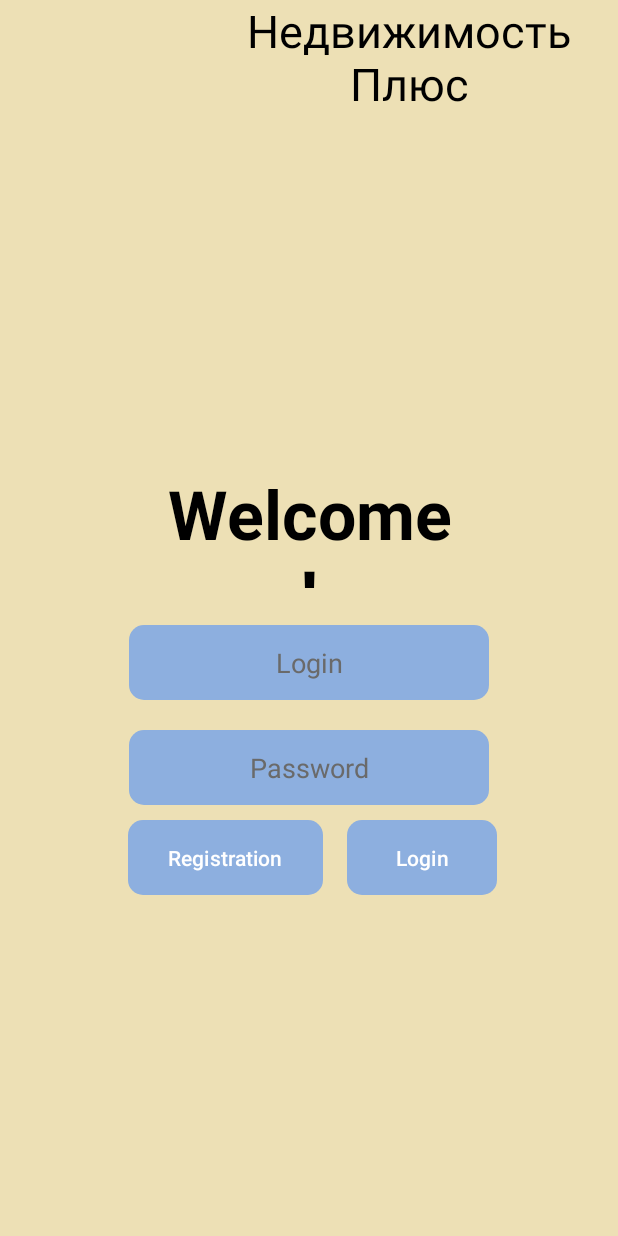
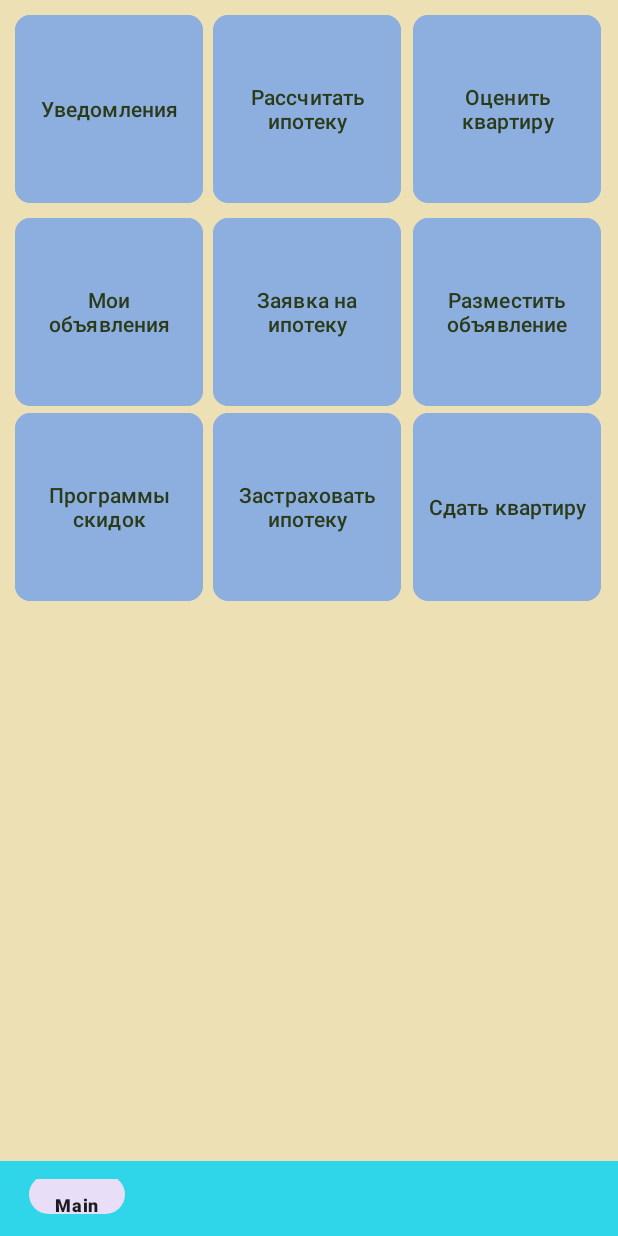
Before and after one commit to EscaperFromReality/CoureseWorkAndroid, an Android app: the screen it shows after launch (MainActivity), on a phone screen of 412 x 824 dp. Run offline under Robolectric (Android 15) with nearby library versions, the phone set to English and light mode, and no system bars.

Commit message:
3 version of course work

```diff
--- a/app/src/main/java/com/example/coureseworkandroid/MainActivity.kt
+++ b/app/src/main/java/com/example/coureseworkandroid/MainActivity.kt
@@ -1,19 +1,11 @@
 package com.example.coureseworkandroid
 
+import android.R
 import android.os.Bundle
-import androidx.activity.enableEdgeToEdge
 import androidx.appcompat.app.AppCompatActivity
-import androidx.core.view.ViewCompat
-import androidx.core.view.WindowInsetsCompat
 import androidx.navigation.NavController
-import androidx.navigation.fragment.NavHostFragment
 import com.example.coureseworkandroid.databinding.ActivityMainBinding
-import androidx.navigation.ui.setupWithNavController
-import androidx.navigation.fragment.findNavController
-import androidx.navigation.ui.NavigationUI
-import org.jsoup.Jsoup
-import org.jsoup.nodes.Document
-import org.jsoup.nodes.Element
+import com.google.android.material.bottomnavigation.BottomNavigationView
 
 
 class MainActivity : AppCompatActivity() {
@@ -25,9 +17,10 @@ class MainActivity : AppCompatActivity() {
     override fun onCreate(savedInstanceState: Bundle?) {
         super.onCreate(savedInstanceState)
         _binding = ActivityMainBinding.inflate(layoutInflater)
-        setContentView(R.layout.fragment_auth)
+        //setContentView(R.layout.activity_registration)
+        //setContentView(R.layout.fragment_main)
         //setContentView(R.layout.activity_main)
-        //setContentView(mBinding.root)
+        setContentView(mBinding.root)
         //val navHostFragment = supportFragmentManager.findFragmentById(R.id.nav_host_fragment) as NavHostFragment
         //navController = navHostFragment.navController
         //NavigationUI.setupActionBarWithNavController(this, navController)
--- /dev/null
+++ b/app/src/main/res/drawable/border.xml
@@ -0,0 +1,10 @@
+<!-- res/drawable/border.xml -->
+<shape xmlns:tools="http://schemas.android.com/tools"
+    xmlns:android="http://schemas.android.com/apk/res/android"
+    tools:ignore="ExtraText">
+    <solid android:color="@android:color/transparent"/> <!-- Цвет фона -->
+    <stroke
+        android:width="2dp"/>  <!-- Ширина обводки -->
+    android:color="@color/black"/> <!-- Цвет обводки -->
+    <corners android:radius="10dp"/> <!-- Радиус углов (если нужно) -->
+</shape>
--- a/app/src/main/res/drawable/rounded_button.xml
+++ b/app/src/main/res/drawable/rounded_button.xml
@@ -1,6 +1,20 @@
 <?xml version="1.0" encoding="utf-8"?>
-<shape xmlns:android="http://schemas.android.com/apk/res/android"
-    android:shape="rectangle">
-    <corners android:radius="10dp"/>
-    <solid android:color="@color/blue"/>
-</shape>
+<layer-list xmlns:android="http://schemas.android.com/apk/res/android">
+    <!-- Фон кнопки -->
+    <item>
+        <shape android:shape="rectangle">
+            <solid android:color="@color/blue"/> <!-- Цвет фона кнопки -->
+            <corners android:radius="10dp"/> <!-- Радиус скругления углов -->
+        </shape>
+    </item>
+    <!-- Обводка -->
+    <item android:bottom="0dp" android:left="0dp" android:right="0dp" android:top="0dp">
+        <shape android:shape="rectangle">
+            <solid android:color="@android:color/transparent"/> <!-- Прозрачный фон -->
+            <stroke
+                android:width="2dp"/> <!-- Ширина обводки -->
+            android:color="@android:color/holo_blue_dark"/> <!-- Цвет обводки -->
+            <corners android:radius="10dp"/> <!-- Радиус скругления углов -->
+        </shape>
+    </item>
+</layer-list>
--- a/app/src/main/res/drawable/rounded_exittext_background.xml
+++ b/app/src/main/res/drawable/rounded_exittext_background.xml
@@ -1,7 +1,20 @@
 <?xml version="1.0" encoding="utf-8"?>
-<shape xmlns:android="http://schemas.android.com/apk/res/android"
-    android:shape="rectangle">
-    <corners android:radius="10dp"/> <!-- Замените значение на нужное для радиуса -->
-    <solid android:color="@color/blue"/> <!-- Замените цвет на нужный -->
-    <padding android:left="10dp" android:top="10dp" android:right="10dp" android:bottom="10dp"/> <!-- Опционально: добавьте отступы -->
-</shape>
+<layer-list xmlns:android="http://schemas.android.com/apk/res/android">
+    <!-- Фон EditText -->
+    <item>
+        <shape android:shape="rectangle">
+            <solid android:color="@color/blue"/> <!-- Цвет фона EditText -->
+            <corners android:radius="10dp"/> <!-- Радиус скругления углов -->
+        </shape>
+    </item>
+    <!-- Обводка -->
+    <item android:bottom="0dp" android:left="0dp" android:right="0dp" android:top="0dp">
+        <shape android:shape="rectangle">
+            <solid android:color="@android:color/transparent"/> <!-- Прозрачный фон -->
+            <stroke
+                android:width="2dp"/> <!-- Ширина обводки -->
+            android:color="@android:color/holo_blue_dark"/> <!-- Цвет обводки -->
+            <corners android:radius="10dp"/> <!-- Радиус скругления углов -->
+        </shape>
+    </item>
+</layer-list>
--- a/app/src/main/res/layout/activity_main.xml
+++ b/app/src/main/res/layout/activity_main.xml
@@ -22,8 +22,11 @@
             android:layout_height="match_parent"
             android:name="androidx.navigation.fragment.NavHostFragment"
             app:defaultNavHost="true"
+            android:visibility="visible"
+            android:padding="0dp"
             app:navGraph="@navigation/nav_graph"
-            tools:layout="@layout/fragment_auth" />
+            tools:layout="@layout/fragment_auth"
+            />
 
     </FrameLayout>
 
@@ -31,8 +34,10 @@
         android:id="@+id/bottom_nav_menu"
         android:layout_width="match_parent"
         android:layout_height="50dp"
+        android:foregroundGravity="fill"
         android:background="@color/tint"
         android:visibility="visible"
+        android:padding="0dp"
         app:layout_constraintBottom_toBottomOf="parent"
         app:layout_constraintEnd_toEndOf="parent"
         app:layout_constraintStart_toStartOf="parent"
--- a/app/src/main/res/layout/fragment_auth.xml
+++ b/app/src/main/res/layout/fragment_auth.xml
@@ -54,8 +54,9 @@
         android:id="@+id/imageView"
         android:layout_width="73dp"
         android:layout_height="72dp"
-        android:contentDescription="@string/app_name"
-        />
+        android:layout_marginTop="20dp"
+        android:layout_marginStart="20dp"
+        android:contentDescription="@string/app_name" />
 
     <TextView
         android:id="@+id/textView2"
@@ -63,6 +64,7 @@
         android:layout_height="72dp"
         android:layout_marginStart="160dp"
         android:gravity="center"
+        android:layout_marginTop="20dp"
         android:text="Недвижимость Плюс"
         android:textColor="@color/black"
         android:textSize="30sp" />
--- a/app/src/main/res/layout/fragment_main.xml
+++ b/app/src/main/res/layout/fragment_main.xml
@@ -6,10 +6,106 @@
     android:background="@color/sand"
     tools:context=".ui.main.MainFragment">
 
-    <!-- TODO: Update blank fragment layout -->
-    <TextView
-        android:layout_width="match_parent"
-        android:layout_height="match_parent"
-        android:text="mainFragment" />
+    <Button
+        android:id="@+id/mainFragButton1"
+        android:layout_width="125dp"
+        android:layout_height="125dp"
+        android:background="@drawable/rounded_button"
+        android:text="Уведомления"
+        android:textColor="@color/darkGreen"
+        android:layout_marginStart="10dp"
+        android:layout_marginTop="10dp"
+        android:padding="1dp"
+        />
+    <Button
+        android:id="@+id/mainFragButton2"
+        android:layout_width="125dp"
+        android:layout_height="125dp"
+        android:background="@drawable/rounded_button"
+        android:text="Рассчитать ипотеку"
+        android:textColor="@color/darkGreen"
+        android:layout_marginStart="142dp"
+        android:layout_marginTop="10dp"
+        android:padding="1dp"
+        />
+    <Button
+        android:id="@+id/mainFragButton3"
+        android:layout_width="125dp"
+        android:layout_height="125dp"
+        android:background="@drawable/rounded_button"
+        android:text="Оценить квартиру"
+        android:textColor="@color/darkGreen"
+        android:layout_marginTop="10dp"
+        android:layout_marginStart="275dp"
+        android:padding="10dp"
+        />
+    <Button
+        android:id="@+id/mainFragButton4"
+        android:layout_width="125dp"
+        android:layout_height="125dp"
+        android:background="@drawable/rounded_button"
+        android:text="Мои объявления"
+        android:textColor="@color/darkGreen"
+        android:layout_marginTop="145dp"
+        android:layout_marginStart="10dp"
+        android:padding="10dp"
+        />
+    <Button
+        android:id="@+id/mainFragButton5"
+        android:layout_width="125dp"
+        android:layout_height="125dp"
+        android:background="@drawable/rounded_button"
+        android:text="Заявка на ипотеку"
+        android:textColor="@color/darkGreen"
+        android:layout_marginTop="145dp"
+        android:layout_marginStart="142dp"
+        android:padding="1dp"
+        />
+    <Button
+        android:id="@+id/mainFragButton6"
+        android:layout_width="125dp"
+        android:layout_height="125dp"
+        android:background="@drawable/rounded_button"
+        android:text="Разместить объявление"
+        android:textColor="@color/darkGreen"
+        android:layout_marginTop="145dp"
+        android:layout_marginStart="275dp"
+        android:padding="1dp"
+        />
+    <Button
+        android:id="@+id/mainFragButton7"
+        android:layout_width="125dp"
+        android:layout_height="125dp"
+        android:background="@drawable/rounded_button"
+        android:text="Программы скидок"
+        android:textColor="@color/darkGreen"
+        android:layout_marginTop="275dp"
+        android:layout_marginStart="10dp"
+        android:padding="1dp"
+        />
+    <Button
+        android:id="@+id/mainFragButton8"
+        android:layout_width="125dp"
+        android:layout_height="125dp"
+        android:background="@drawable/rounded_button"
+        android:text="Застраховать ипотеку"
+        android:textColor="@color/darkGreen"
+        android:layout_marginTop="275dp"
+        android:layout_marginStart="142dp"
+        android:padding="1dp"
+        />
+    <Button
+        android:id="@+id/mainFragButton9"
+        android:layout_width="125dp"
+        android:layout_height="125dp"
+        android:background="@drawable/rounded_button"
+        android:text="Сдать квартиру"
+        android:textColor="@color/darkGreen"
+        android:layout_marginTop="275dp"
+        android:layout_marginStart="275dp"
+        android:padding="10dp"
+        />
+
+
 
 </FrameLayout>
--- a/app/src/main/res/menu/bottom_nav_menu.xml
+++ b/app/src/main/res/menu/bottom_nav_menu.xml
@@ -1,16 +1,25 @@
 <?xml version="1.0" encoding="utf-8"?>
 <menu xmlns:android="http://schemas.android.com/apk/res/android">
 
-    <item android:id="@+id/mainFragment"
+    <item
+        android:id="@+id/mainFragment"
         android:title="Main"
+        android:visible="true"
+        android:enabled="true"
         />
     <item android:id="@+id/searchFragment"
         android:title="Search"
+        android:visible="true"
+        android:enabled="true"
         />
     <item android:id="@+id/messagesFragment"
         android:title="Messages"
+        android:visible="true"
+        android:enabled="true"
         />
     <item android:id="@+id/settingsFragment"
         android:title="Setings"
+        android:visible="true"
+        android:enabled="true"
         />
 </menu>
--- a/app/src/main/res/values/themes.xml
+++ b/app/src/main/res/values/themes.xml
@@ -5,6 +5,7 @@
         <!-- <item name="colorPrimary">@color/my_light_primary</item> -->
         <item name="colorPrimary">@color/blue</item>
         <item name="android:windowBackground">@color/sand</item>
+        <!--<item name="android:background">@drawable/border</item>-->
     </style>
 
     <style name="Theme.CoureseWorkAndroid" parent="Base.Theme.CoureseWorkAndroid" />
```
